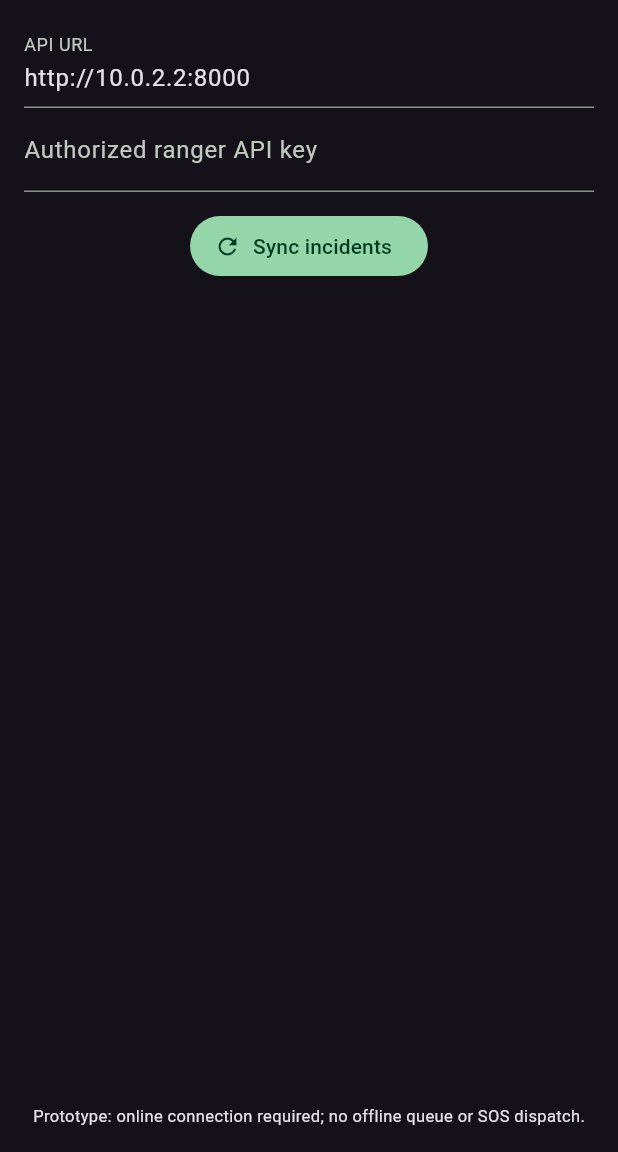
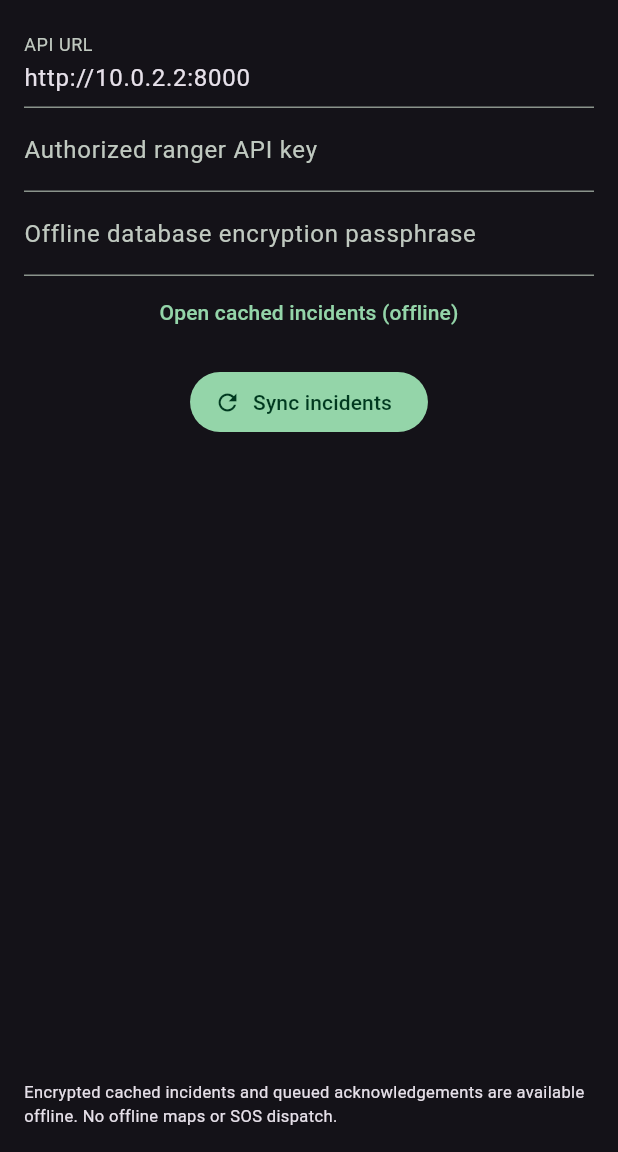
Before and after one commit to chrisndirangu54/Porini, a Flutter app: the screen it shows after launch, on a phone screen of 412 x 824 dp, the part 84-1236 px from its top. Run offline on Flutter 3.47's test engine with Material 3 defaults, Android fonts, the phone set to English and light mode, and no system bars; our stand-ins replace sqflite_sqlcipher; accounts and stored records are empty.

Commit message:
Wire encrypted offline ranger cache and sync, add raster regression test and accurate health status

```diff
--- a/ranger-app/lib/main.dart
+++ b/ranger-app/lib/main.dart
@@ -1,6 +1,8 @@
 import 'dart:convert';
 import 'package:flutter/material.dart';
 import 'package:http/http.dart' as http;
+import 'offline_store.dart';
+import 'sync_service.dart';
 void main()=>runApp(const PoriniApp());
 class PoriniApp extends StatelessWidget{
  const PoriniApp({super.key});
@@ -10,22 +12,23 @@ class RangerHome extends StatefulWidget{const RangerHome({super.key});@override
 class _RangerHomeState extends State<RangerHome>{
  final server=TextEditingController(text:'http://10.0.2.2:8000');
  final key=TextEditingController();
- List<dynamic> incidents=[];String error='';bool loading=false;
+ List<dynamic> incidents=[];String error='';bool loading=false;OfflineStore? cache;
+ final secret=TextEditingController();
+ Future<void> showCached()async {try{cache ??=OfflineStore(secret.text); final items=await cache!.cachedIncidents();setState(()=>incidents=items);}catch(e){setState(()=>error='Offline data unavailable: $e');}}
  Future<void> refresh()async{
  setState((){loading=true;error='';});
- try{final r=await http.get(Uri.parse('${server.text}/incidents'),headers:{'X-API-Key':key.text}).timeout(const Duration(seconds:12));
- if(r.statusCode!=200)throw Exception('HTTP ${r.statusCode}');
- setState(()=>incidents=jsonDecode(r.body) as List<dynamic>);
- }catch(e){setState(()=>error=e.toString());}
+ try{cache ??=OfflineStore(secret.text);final items=await RangerSync(cache!,server.text,key.text).sync();setState(()=>incidents=items);
+ }catch(e){setState(()=>error='Network sync failed; showing encrypted cached incidents: $e');await showCached();}
  finally{setState(()=>loading=false);}
  }
  Future<void> acknowledge(String id)async{
- final r=await http.patch(Uri.parse('${server.text}/incidents/$id/status'),headers:{'X-API-Key':key.text,'Content-Type':'application/json'},body:jsonEncode({'status':'acknowledged'}));
- if(r.statusCode!=200){setState(()=>error='Acknowledgement failed: ${r.statusCode}');return;}await refresh();
+ try{cache ??=OfflineStore(secret.text);await cache!.enqueueStatus(id,'acknowledged');setState(()=>incidents=incidents.map((e){if(e['id']==id)return {...e,'status':'acknowledged'};return e;}).toList());await refresh();}catch(e){setState(()=>error='Unable to queue acknowledgement: $e');}
  }
  @override Widget build(BuildContext context)=>Scaffold(appBar:AppBar(title:const Text('PORINI • Ranger Operations')),body:Padding(padding:const EdgeInsets.all(16),child:Column(children:[
  TextField(controller:server,decoration:const InputDecoration(labelText:'API URL')),
  TextField(controller:key,obscureText:true,decoration:const InputDecoration(labelText:'Authorized ranger API key')),
+ TextField(controller:secret,obscureText:true,decoration:const InputDecoration(labelText:'Offline database encryption passphrase')),
+ TextButton(onPressed:showCached,child:const Text('Open cached incidents (offline)')),
  const SizedBox(height:12),FilledButton.icon(onPressed:loading?null:refresh,icon:const Icon(Icons.refresh),label:const Text('Sync incidents')),
  if(error.isNotEmpty)Text(error,style:const TextStyle(color:Colors.orangeAccent)),
  const SizedBox(height:12),
@@ -34,6 +37,6 @@ class _RangerHomeState extends State<RangerHome>{
  return Card(child:ListTile(title:Text('${i['priority']} • ${i['event_type']}'),
  subtitle:Text('${i['status']} • ${i['synthetic'] == true ? 'SYNTHETIC' : 'FIELD'} • ${i['latitude']}, ${i['longitude']}'),
  trailing:i['status']=='open'?TextButton(onPressed:()=>acknowledge(i['id'] as String),child:const Text('Acknowledge')):const Icon(Icons.check_circle_outline)));
- })),const Text('Prototype: online connection required; no offline queue or SOS dispatch.',style:TextStyle(fontSize:11))
+ })),const Text('Encrypted cached incidents and queued acknowledgements are available offline. No offline maps or SOS dispatch.',style:TextStyle(fontSize:11))
  ])));}
 }
```
Also changed, not shown: 5 other files.
